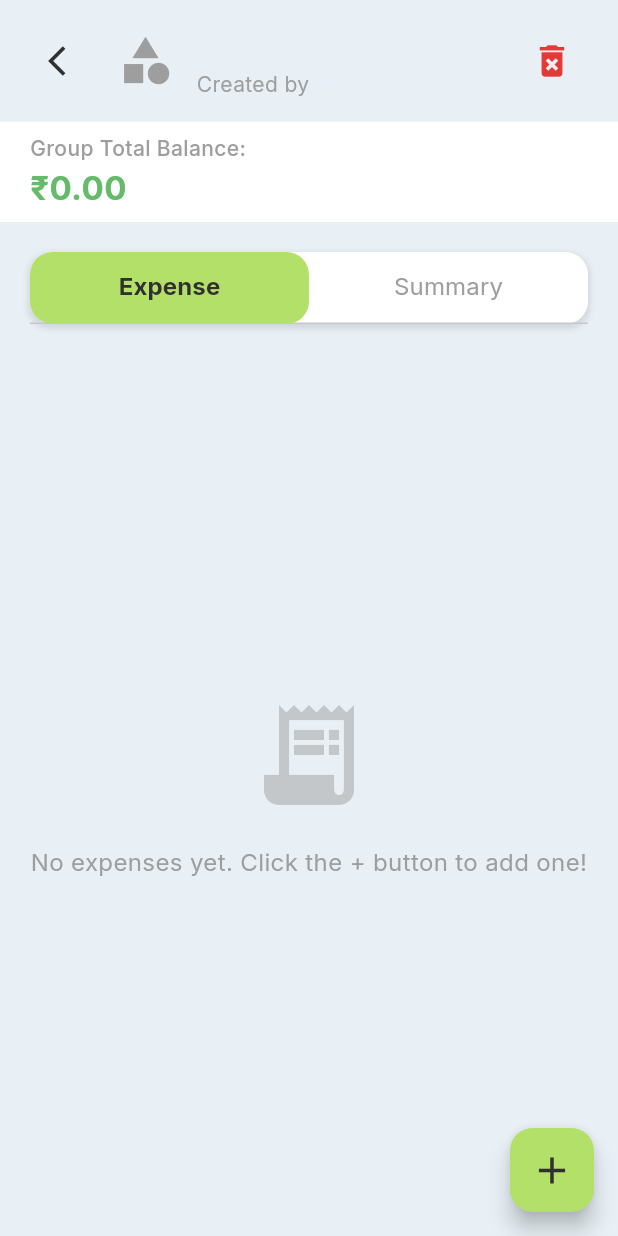
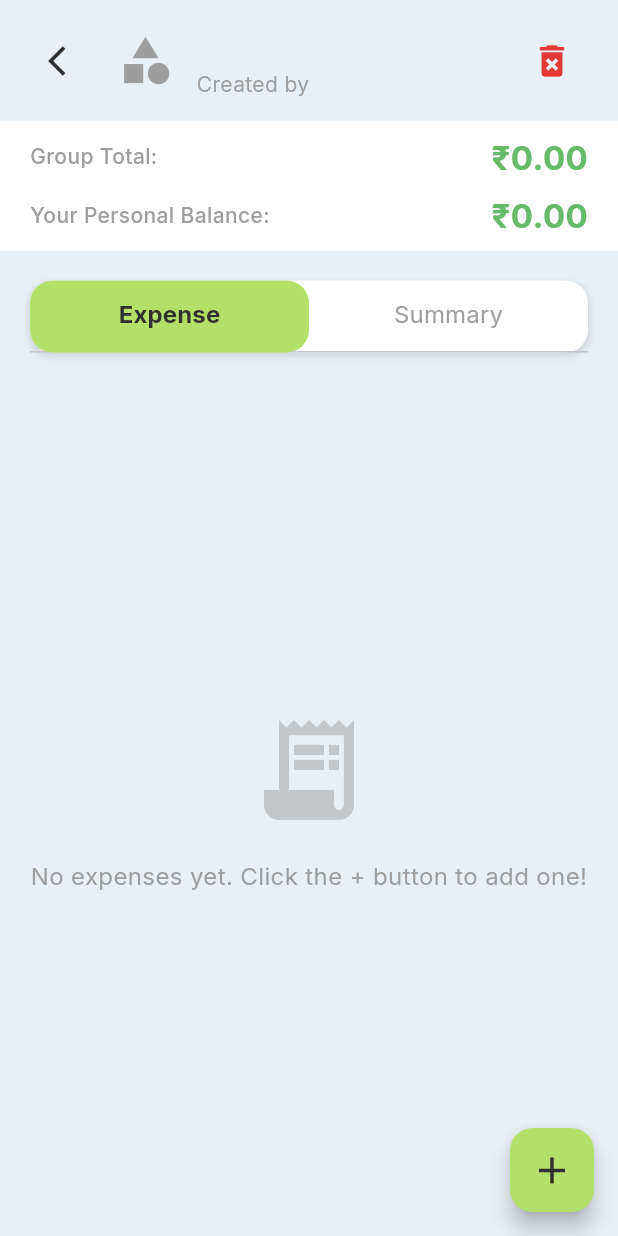
Before and after one commit to Meetpatel1512/fundmanagement, a Flutter app: the GroupDetailsScreen screen opened directly with empty values, on a phone screen of 412 x 824 dp. Run offline on Flutter 3.47's test engine with Material 3 defaults, Android fonts, the phone set to English and light mode, and no system bars; our stand-ins replace cloud_firestore, firebase_auth, firebase_core, firebase_storage, flutter_spinkit, fluttertoast and 2 more; accounts and stored records are empty.

Commit message:
i made some changes

```diff
--- a/lib/models/group_model.dart
+++ b/lib/models/group_model.dart
@@ -7,9 +7,10 @@ class GroupModel {
   final List<String> members;
   final DateTime createdAt;
   final String groupCategory;
-  final double initialContributionAmount; // New: Mandatory amount each member must pay
-  final double minimumBalanceThreshold; // New: Minimum balance required
-  final Map<String, double> memberBalances; // New: Tracks current balance for each member (email -> amount)
+  final double initialContributionAmount;
+  final double minimumBalanceThreshold;
+  final Map<String, double> memberBalances;
+  final Map<String, bool> initialPaymentStatus; // New: Tracks if initial payment is done (email -> bool)
 
   GroupModel({
     required this.groupId,
@@ -18,9 +19,10 @@ class GroupModel {
     required this.members,
     required this.createdAt,
     required this.groupCategory,
-    this.initialContributionAmount = 0.0, // Default value
-    this.minimumBalanceThreshold = 0.0, // Default value
-    this.memberBalances = const {}, // Initialize with empty map
+    this.initialContributionAmount = 0.0,
+    this.minimumBalanceThreshold = 0.0,
+    this.memberBalances = const {},
+    this.initialPaymentStatus = const {}, // Initialize with empty map
   });
 
   factory GroupModel.fromFirestore(DocumentSnapshot doc) {
@@ -40,6 +42,12 @@ class GroupModel {
             ) ??
             {},
       ),
+      initialPaymentStatus: Map<String, bool>.from(
+        (data['initialPaymentStatus'] as Map<dynamic, dynamic>?)?.map(
+              (key, value) => MapEntry(key as String, value as bool),
+            ) ??
+            {},
+      ),
     );
   }
 
@@ -53,6 +61,7 @@ class GroupModel {
       'initialContributionAmount': initialContributionAmount,
       'minimumBalanceThreshold': minimumBalanceThreshold,
       'memberBalances': memberBalances,
+      'initialPaymentStatus': initialPaymentStatus,
     };
   }
 }
--- a/lib/screens/group_details_screen.dart
+++ b/lib/screens/group_details_screen.dart
@@ -100,14 +100,13 @@ class _GroupDetailsScreenState extends State<GroupDetailsScreen> with SingleTick
         );
   }
 
-  // NEW METHOD: _buildLoadingOrErrorGroupDetails
+  // Helper method to display loading/error state for GroupDetailsScreen's main stream
   Widget _buildLoadingOrErrorGroupDetails(GroupModel group, String? currentUserUid, bool isAdmin, Map<String, dynamic> categoryData, {dynamic error}) {
     return Scaffold(
       backgroundColor: AppColors.primaryBackground,
       body: SafeArea(
         child: Column(
           children: [
-            // Custom Top Bar Section (simplified for error state)
             Container(
               padding: const EdgeInsets.symmetric(horizontal: 20.0, vertical: 15.0),
               color: AppColors.primaryBackground,
@@ -145,7 +144,6 @@ class _GroupDetailsScreenState extends State<GroupDetailsScreen> with SingleTick
                 ],
               ),
             ),
-            // Error/Loading Indicator
             Expanded(
               child: Center(
                 child: Column(
@@ -181,7 +179,6 @@ class _GroupDetailsScreenState extends State<GroupDetailsScreen> with SingleTick
           ],
         ),
       ),
-      // Keep FAB for consistency, but might make it non-functional
       floatingActionButton: FloatingActionButton(
         onPressed: () { _showToast("Loading, please wait...", AppColors.hintGrey); },
         backgroundColor: AppColors.hintGrey,
@@ -198,25 +195,28 @@ class _GroupDetailsScreenState extends State<GroupDetailsScreen> with SingleTick
     final bool isAdmin = currentUserUid == widget.group.creatorUid;
     final categoryData = _getCategoryIconAndColor(widget.group.groupCategory);
 
-    // Calculate Group Total Balance - using a StreamBuilder for real-time updates
+    // Stream group data for real-time updates of memberBalances
     return StreamBuilder<GroupModel>(
       stream: _groupService.getUsersGroups().map((groups) => groups.firstWhere(
             (g) => g.groupId == widget.group.groupId,
-            orElse: () => widget.group, // Fallback to current group if not found (e.g., deleted)
+            orElse: () => widget.group, // Fallback to initial group if not found (e.g., deleted)
           )),
       builder: (context, groupSnapshot) {
-        // If the group data is still loading or has an error, show a fallback
         if (groupSnapshot.connectionState == ConnectionState.waiting) {
-          // Changed to return the new method
           return _buildLoadingOrErrorGroupDetails(widget.group, currentUserUid, isAdmin, categoryData);
         }
         if (groupSnapshot.hasError || !groupSnapshot.hasData) {
-          // Changed to return the new method with error details
           return _buildLoadingOrErrorGroupDetails(widget.group, currentUserUid, isAdmin, categoryData, error: groupSnapshot.error);
         }
 
         final GroupModel currentGroupState = groupSnapshot.data!;
+
+        // Calculate Group Total Balance
         double groupTotalBalance = currentGroupState.memberBalances.values.fold(0.0, (sum, balance) => sum + balance);
+
+        // Get current user's balance for this group
+        double currentUserPersonalBalance = currentGroupState.memberBalances[currentUserEmail] ?? 0.0;
+
 
         return Scaffold(
           backgroundColor: AppColors.primaryBackground,
@@ -288,16 +288,19 @@ class _GroupDetailsScreenState extends State<GroupDetailsScreen> with SingleTick
                     ],
                   ),
                 ),
-                // Group Total Balance Display
+                // Group Total Balance and Personal Balance Display
                 Container(
                   width: double.infinity,
                   padding: const EdgeInsets.symmetric(horizontal: 20.0, vertical: 8.0),
-                  color: AppColors.cardBackground, // A distinct background for balance
+                  color: AppColors.cardBackground,
                   child: Column(
                     crossAxisAlignment: CrossAxisAlignment.start,
                     children: [
+                      Row( // Group Total
+                        mainAxisAlignment: MainAxisAlignment.spaceBetween,
+                        children: [
                           Text(
-                        'Group Total Balance:',
+                            'Group Total:',
                             style: TextStyle(
                               fontSize: 14,
                               color: AppColors.hintGrey,
@@ -314,8 +317,32 @@ class _GroupDetailsScreenState extends State<GroupDetailsScreen> with SingleTick
                           ),
                         ],
                       ),
+                      const SizedBox(height: 8),
+                      Row( // Your Personal Balance
+                        mainAxisAlignment: MainAxisAlignment.spaceBetween,
+                        children: [
+                          Text(
+                            'Your Personal Balance:',
+                            style: TextStyle(
+                              fontSize: 14,
+                              color: AppColors.hintGrey,
+                              fontWeight: FontWeight.w500,
                             ),
-                const SizedBox(height: 10), // Space after balance box
+                          ),
+                          Text(
+                            '₹${currentUserPersonalBalance.toStringAsFixed(2)}',
+                            style: TextStyle(
+                              fontSize: 22,
+                              fontWeight: FontWeight.bold,
+                              color: currentUserPersonalBalance >= 0 ? AppColors.successGreen : AppColors.errorRed,
+                            ),
+                          ),
+                        ],
+                      ),
+                    ],
+                  ),
+                ),
+                const SizedBox(height: 10),
                 // Tab Bar
                 Container(
                   margin: const EdgeInsets.symmetric(horizontal: 20.0, vertical: 10.0),
@@ -452,7 +479,6 @@ class _GroupDetailsScreenState extends State<GroupDetailsScreen> with SingleTick
   }
 
   Widget _buildExpenseTabContent(String? currentUserEmail) {
-    // ... (rest of this method remains unchanged, it already uses widget.group.groupId from the initially passed GroupModel)
     return StreamBuilder<List<ExpenseModel>>(
       stream: _groupService.getExpensesForGroup(widget.group.groupId),
       builder: (context, snapshot) {
@@ -626,15 +652,12 @@ class _GroupDetailsScreenState extends State<GroupDetailsScreen> with SingleTick
 
                         if (memberEmail == expense.paidBy) {
                           // Payer's perspective in pooled fund:
-                            // They paid X amount from the pool, but their share is Y.
-                            // Their balance directly reduces by Y.
-                            // So, this just says they paid and their share was covered.
-                            splitText = '$memberDisplayName paid ₹${expense.amount.toStringAsFixed(2)} (covered share: ₹${shareAmount.toStringAsFixed(2)})';
-                            splitColor = AppColors.successGreen; // Or AppColors.textDark if neutral.
+                          splitText = '$memberDisplayName paid ₹${expense.amount.toStringAsFixed(2)} (covered own share: ₹${shareAmount.toStringAsFixed(2)})';
+                          splitColor = AppColors.successGreen;
                         } else {
                           // Non-payer's perspective: their balance decreases by their share.
                           if (shareAmount > 0) {
-                                splitText = '$memberDisplayName\'s pool share decreases by ₹${shareAmount.toStringAsFixed(2)}';
+                            splitText = '$memberDisplayName\'s pool share decreased by ₹${shareAmount.toStringAsFixed(2)}';
                             splitColor = AppColors.errorRed;
                           } else {
                             splitText = '$memberDisplayName\'s pool share is unchanged (owes ₹0.00)';
@@ -647,11 +670,13 @@ class _GroupDetailsScreenState extends State<GroupDetailsScreen> with SingleTick
                           padding: const EdgeInsets.symmetric(vertical: 2.0),
                           child: Row(
                             children: [
-                              Text(
+                              Expanded( // Ensure text wraps
+                                child: Text(
                                   '• $splitText',
                                   style: TextStyle(
                                     fontSize: 13,
                                     color: splitColor,
+                                  ),
                                 ),
                               ),
                             ],
```
Also changed, not shown: lib/screens/home_screen.dart (+45 -18 lines), lib/screens/top_up_screen.dart (added, +202 -0 lines), lib/services/group_service.dart (+37 -20 lines). Lines whose indentation alone changed are shown as unchanged.
